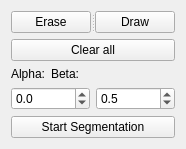
GIBIS-UNIFESP/BIAL-GUI, file segmentationwidget.ui: the form before one commit.
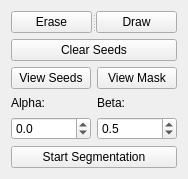
The form after the commit.

Commit message: Segmentation optimized

The edit to the form file:
```diff
--- a/segmentationwidget.ui
+++ b/segmentationwidget.ui
@@ -6,14 +6,74 @@
    <rect>
     <x>0</x>
     <y>0</y>
-    <width>148</width>
-    <height>147</height>
+    <width>184</width>
+    <height>179</height>
    </rect>
   </property>
   <property name="windowTitle">
    <string>Form</string>
   </property>
-  <layout class="QFormLayout" name="formLayout">
+  <layout class="QGridLayout" name="gridLayout">
+   <item row="4" column="0">
+    <widget class="QDoubleSpinBox" name="AlphaSpinBox">
+     <property name="decimals">
+      <number>1</number>
+     </property>
+     <property name="minimum">
+      <double>-1.000000000000000</double>
+     </property>
+     <property name="maximum">
+      <double>1.000000000000000</double>
+     </property>
+     <property name="singleStep">
+      <double>0.100000000000000</double>
+     </property>
+    </widget>
+   </item>
+   <item row="4" column="1">
+    <widget class="QDoubleSpinBox" name="BetaSpinBox">
+     <property name="decimals">
+      <number>1</number>
+     </property>
+     <property name="maximum">
+      <double>4.000000000000000</double>
+     </property>
+     <property name="singleStep">
+      <double>0.100000000000000</double>
+     </property>
+     <property name="value">
+      <double>0.500000000000000</double>
+     </property>
+    </widget>
+   </item>
+   <item row="1" column="0" colspan="2">
+    <widget class="QPushButton" name="ClearButton">
+     <property name="text">
+      <string>Clear Seeds</string>
+     </property>
+    </widget>
+   </item>
+   <item row="3" column="0">
+    <widget class="QLabel" name="label">
+     <property name="text">
+      <string>Alpha:</string>
+     </property>
+    </widget>
+   </item>
+   <item row="5" column="0" colspan="2">
+    <widget class="QPushButton" name="SegmentationButton">
+     <property name="text">
+      <string>Start Segmentation</string>
+     </property>
+    </widget>
+   </item>
+   <item row="3" column="1">
+    <widget class="QLabel" name="label_2">
+     <property name="text">
+      <string>Beta:</string>
+     </property>
+    </widget>
+   </item>
    <item row="0" column="0" colspan="2">
     <widget class="QSplitter" name="splitter">
      <property name="orientation">
@@ -43,67 +103,23 @@
      </widget>
     </widget>
    </item>
-   <item row="1" column="0" colspan="2">
-    <widget class="QPushButton" name="ClearButton">
-     <property name="text">
-      <string>Clear all</string>
-     </property>
-    </widget>
-   </item>
    <item row="2" column="0">
-    <widget class="QLabel" name="label">
+    <widget class="QPushButton" name="pushButtonShowSeeds">
      <property name="text">
-      <string>Alpha:</string>
+      <string>View Seeds</string>
+     </property>
+     <property name="checkable">
+      <bool>true</bool>
      </property>
     </widget>
    </item>
    <item row="2" column="1">
-    <widget class="QLabel" name="label_2">
+    <widget class="QPushButton" name="pushButtonShowMask">
      <property name="text">
-      <string>Beta:</string>
+      <string>View Mask</string>
      </property>
-    </widget>
-   </item>
-   <item row="3" column="0" colspan="2">
-    <layout class="QHBoxLayout" name="horizontalLayout">
-     <item>
-      <widget class="QDoubleSpinBox" name="AlphaSpinBox">
-       <property name="decimals">
-        <number>1</number>
-       </property>
-       <property name="minimum">
-        <double>-1.000000000000000</double>
-       </property>
-       <property name="maximum">
-        <double>1.000000000000000</double>
-       </property>
-       <property name="singleStep">
-        <double>0.100000000000000</double>
-       </property>
-      </widget>
-     </item>
-     <item>
-      <widget class="QDoubleSpinBox" name="BetaSpinBox">
-       <property name="decimals">
-        <number>1</number>
-       </property>
-       <property name="maximum">
-        <double>4.000000000000000</double>
-       </property>
-       <property name="singleStep">
-        <double>0.100000000000000</double>
-       </property>
-       <property name="value">
-        <double>0.500000000000000</double>
-       </property>
-      </widget>
-     </item>
-    </layout>
-   </item>
-   <item row="4" column="0" colspan="2">
-    <widget class="QPushButton" name="SegmentationButton">
-     <property name="text">
-      <string>Start Segmentation</string>
+     <property name="checkable">
+      <bool>true</bool>
      </property>
     </widget>
    </item>
```
The commit also changes 5 other files.
